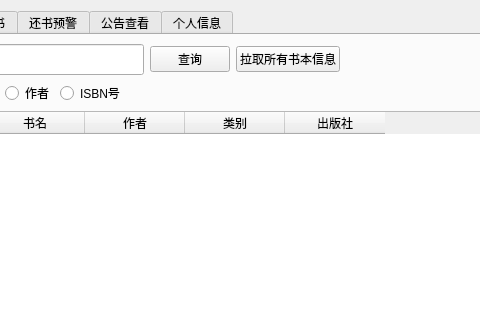
Before: the Qt Designer form userinterface.ui in LGH2713/Library_management_system, drawn with Qt 5; both pictures show x 136 to 616 and y 0 to 320 of the 755 by 733 pixel window.
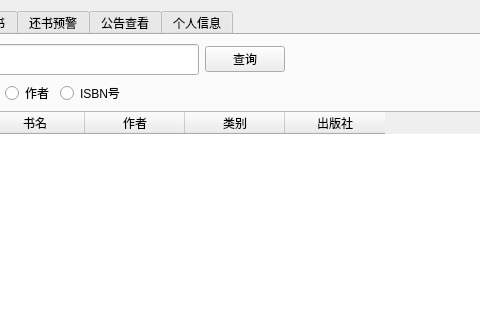
After: the same form once the commit is applied. The open tabs and pages were chosen to show the change.

Commit message: feat: 完成普通用户信息展示功能

```diff
--- a/userinterface.ui
+++ b/userinterface.ui
@@ -48,13 +48,6 @@
               </property>
              </widget>
             </item>
-            <item>
-             <widget class="QPushButton" name="pullAll">
-              <property name="text">
-               <string>拉取所有书本信息</string>
-              </property>
-             </widget>
-            </item>
             <item>
              <spacer name="horizontalSpacer_16">
               <property name="orientation">
```
Left out of the diff: 2 changed lines with no effect on the pictures. The commit also changes 5 other files.
